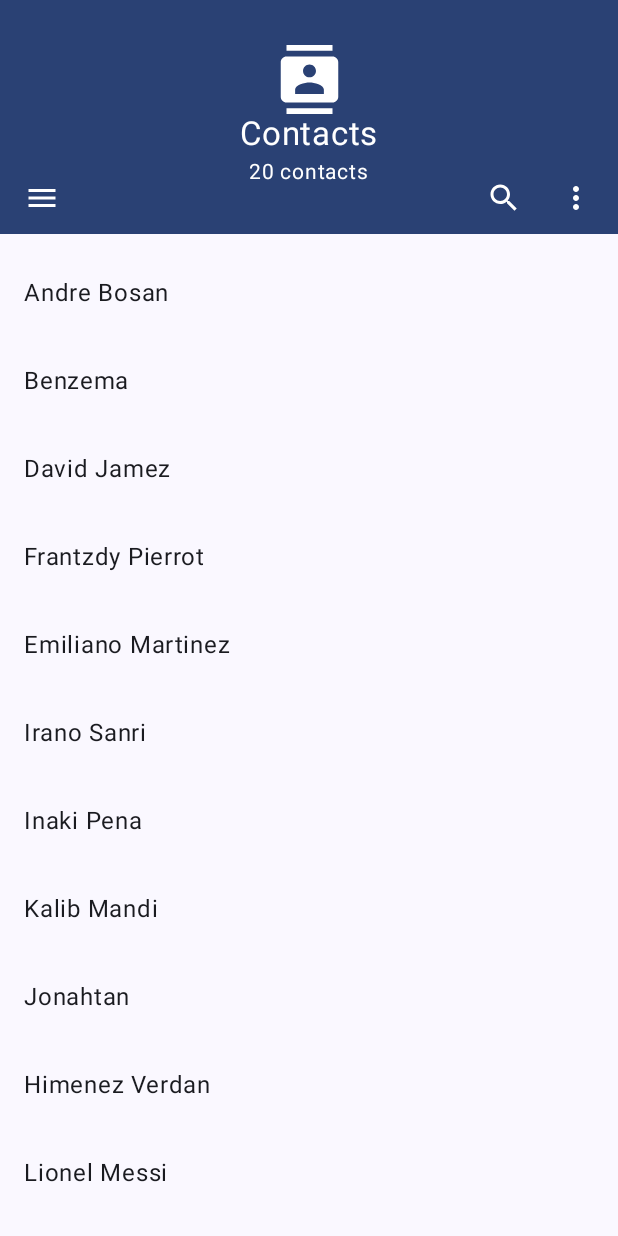
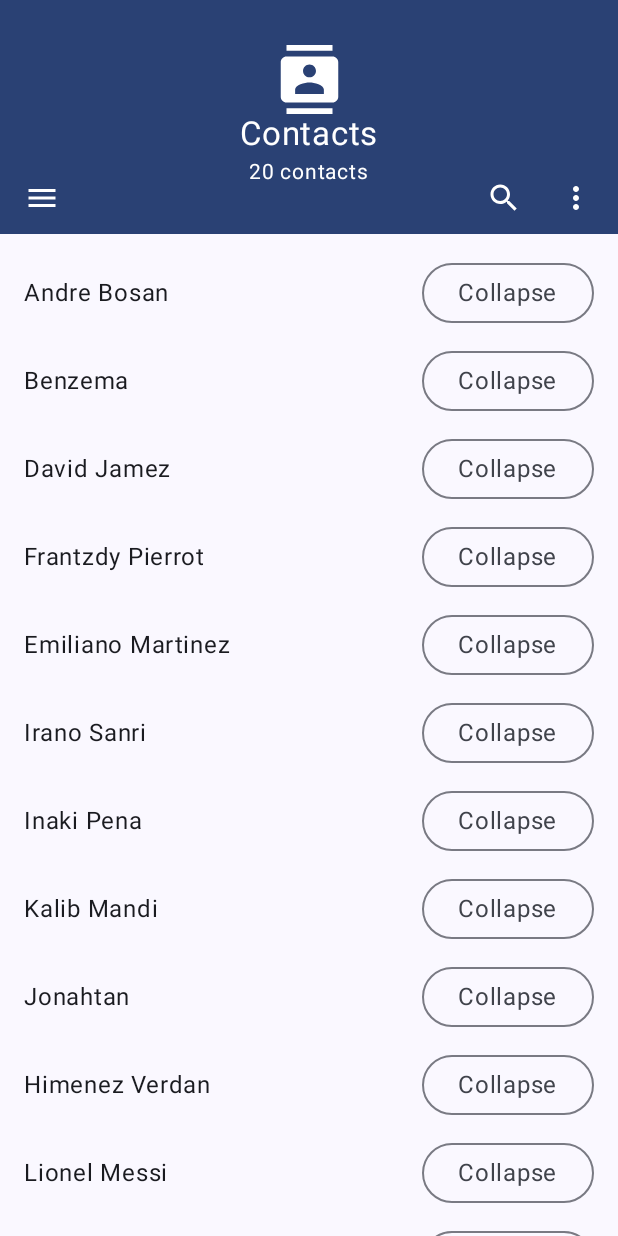
Before and after one commit to germainkevinbusiness/CollapsingTopBarCompose, an Android app built with Jetpack Compose: the screen it shows after launch (MainActivity), on a phone screen of 412 x 824 dp. Run offline under Robolectric (Android 15) with nearby library versions, the phone set to English and light mode, and no system bars; our stand-ins replace Timber.

Commit message:
Release 1.0.5 - Updated MainActivity.kt example

```diff
--- a/app/src/main/java/com/germainkevin/collapsingtopbarcompose/MainActivity.kt
+++ b/app/src/main/java/com/germainkevin/collapsingtopbarcompose/MainActivity.kt
@@ -5,18 +5,20 @@ import android.view.Window
 import androidx.activity.ComponentActivity
 import androidx.activity.compose.setContent
 import androidx.compose.foundation.background
-import androidx.compose.foundation.layout.Arrangement
-import androidx.compose.foundation.layout.Spacer
-import androidx.compose.foundation.layout.fillMaxSize
-import androidx.compose.foundation.layout.height
+import androidx.compose.foundation.clickable
+import androidx.compose.foundation.layout.*
 import androidx.compose.foundation.lazy.LazyColumn
+import androidx.compose.foundation.lazy.items
 import androidx.compose.material.Scaffold
 import androidx.compose.material.ScaffoldState
 import androidx.compose.material.rememberScaffoldState
 import androidx.compose.material3.MaterialTheme
+import androidx.compose.material3.OutlinedButton
 import androidx.compose.material3.Surface
+import androidx.compose.material3.Text
 import androidx.compose.runtime.Composable
 import androidx.compose.runtime.rememberCoroutineScope
+import androidx.compose.ui.Alignment
 import androidx.compose.ui.Modifier
 import androidx.compose.ui.graphics.toArgb
 import androidx.compose.ui.input.nestedscroll.nestedScroll
@@ -79,6 +81,9 @@ private fun HomeScreen(
         centeredTitleAndSubtitle = true,
         expandedTopBarMaxHeight = 156.dp,
     )
+    val context = LocalContext.current
+    val isCollapsed = scrollBehavior.currentState == CollapsingTopBarState.COLLAPSED
+    val isExpanded = scrollBehavior.currentState == CollapsingTopBarState.EXPANDED
     Scaffold(
         modifier = Modifier.nestedScroll(scrollBehavior.nestedScrollConnection),
         scaffoldState = scaffoldState,
@@ -112,17 +117,38 @@ private fun HomeScreen(
             item {
                 Spacer(modifier = Modifier.height(6.dp))
             }
-            items(count = contactNames.size) {
-                val isCollapsed = scrollBehavior.currentState == CollapsingTopBarState.COLLAPSED
-                val isExpanded = scrollBehavior.currentState == CollapsingTopBarState.EXPANDED
-//                val context = LocalContext.current
-                ContactNameItem(contactNames[it]) { _ ->
-//                    createToast(context, name)
-                    if (isExpanded) {
-                        scrollBehavior.collapse(delay = 10, steps = 5.dp)
-                    } else if (isCollapsed) {
-                        scrollBehavior.expand(delay = 10, steps = 5.dp)
+            items(contactNames) { name ->
+                Row(
+                    modifier = Modifier
+                        .fillMaxWidth()
+                        .background(MaterialTheme.colorScheme.background)
+                        .clickable {
+                            createToast(context, name)
+                        },
+                    verticalAlignment = Alignment.CenterVertically,
+                ) {
+                    Text(
+                        modifier = Modifier
+                            .fillMaxWidth()
+                            .weight(1f)
+                            .padding(16.dp),
+                        text = name,
+                        style = MaterialTheme.typography.bodyLarge
+                            .copy(color = MaterialTheme.colorScheme.onBackground)
+                    )
+                    OutlinedButton(onClick = {
+                        if (isExpanded) {
+                            scrollBehavior.collapse(delay = 10L, steps = 5.dp)
+                        } else if (isCollapsed) {
+                            scrollBehavior.expand(delay = 10L, steps = 5.dp)
+                        }
+                    }) {
+                        Text(
+                            text = if (isCollapsed) "Expand" else if (isExpanded) "Collapse" else "...",
+                            style = MaterialTheme.typography.bodyLarge
+                        )
                     }
+                    Spacer(modifier = Modifier.width(16.dp))
                 }
             }
         }
--- a/app/src/main/java/com/germainkevin/collapsingtopbarcompose/ui/Components.kt
+++ b/app/src/main/java/com/germainkevin/collapsingtopbarcompose/ui/Components.kt
@@ -25,6 +25,7 @@ import androidx.compose.ui.text.font.FontWeight
 import androidx.compose.ui.unit.dp
 import androidx.compose.ui.unit.sp
 import com.germainkevin.collapsingtopbar.CollapsingTopBar
+import com.germainkevin.collapsingtopbar.CollapsingTopBarScrollBehavior
 import com.germainkevin.collapsingtopbarcompose.R
 
 
@@ -149,24 +150,3 @@ fun LeftDrawer(
         }
     }
 }
-
-@Composable
-fun ContactNameItem(contactName: String, onClick: (String) -> Unit) {
-    Row(
-        modifier = Modifier
-            .fillMaxWidth()
-            .background(MaterialTheme.colorScheme.background)
-            .clickable { onClick(contactName) },
-        verticalAlignment = Alignment.CenterVertically,
-        content = {
-            Text(
-                modifier = Modifier
-                    .fillMaxWidth()
-                    .padding(16.dp),
-                text = contactName,
-                style = MaterialTheme.typography.bodyLarge
-                    .copy(color = MaterialTheme.colorScheme.onBackground)
-            )
-        }
-    )
-}
```
